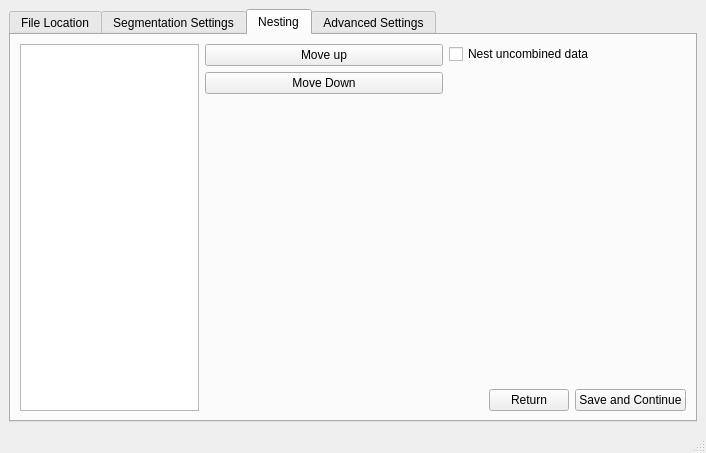
Old version of the form CODA.ui in the repository Kiemen-Lab/CODAvision.
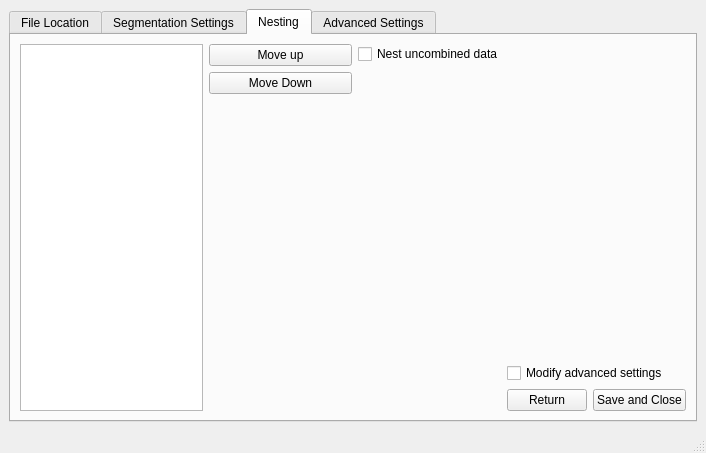
New version of the form.

Commit message: Added blocking checkbox for advanced settings

Diff of the .ui file:
```diff
--- a/CODA.ui
+++ b/CODA.ui
@@ -445,7 +445,7 @@
           </item>
          </layout>
         </item>
-        <item row="0" column="2">
+        <item row="0" column="2" colspan="2">
          <layout class="QVBoxLayout" name="verticalLayout_5">
           <item>
            <widget class="QCheckBox" name="nesting_checkBox">
@@ -470,8 +470,6 @@
          </layout>
         </item>
         <item row="1" column="1" colspan="2">
-         <layout class="QHBoxLayout" name="horizontalLayout_10">
-          <item>
            <spacer name="horizontalSpacer_4">
             <property name="orientation">
              <enum>Qt::Orientation::Horizontal</enum>
@@ -484,6 +482,17 @@
             </property>
            </spacer>
           </item>
+        <item row="1" column="3">
+         <layout class="QVBoxLayout" name="verticalLayout_6">
+          <item>
+           <widget class="QCheckBox" name="AS_checkBox">
+            <property name="text">
+             <string>Modify advanced settings</string>
+            </property>
+           </widget>
+          </item>
+          <item>
+           <layout class="QHBoxLayout" name="horizontalLayout_8">
           <item>
            <widget class="QPushButton" name="return_nesting_PB">
             <property name="text">
@@ -494,9 +503,11 @@
           <item>
            <widget class="QPushButton" name="save_nesting_PB">
             <property name="text">
-             <string>Save and Continue</string>
-            </property>
-           </widget>
+               <string>Save and Close</string>
+              </property>
+             </widget>
+            </item>
+           </layout>
           </item>
          </layout>
         </item>
```
Lines whose indentation alone changed are shown as unchanged. The commit also changes 2 other files.
